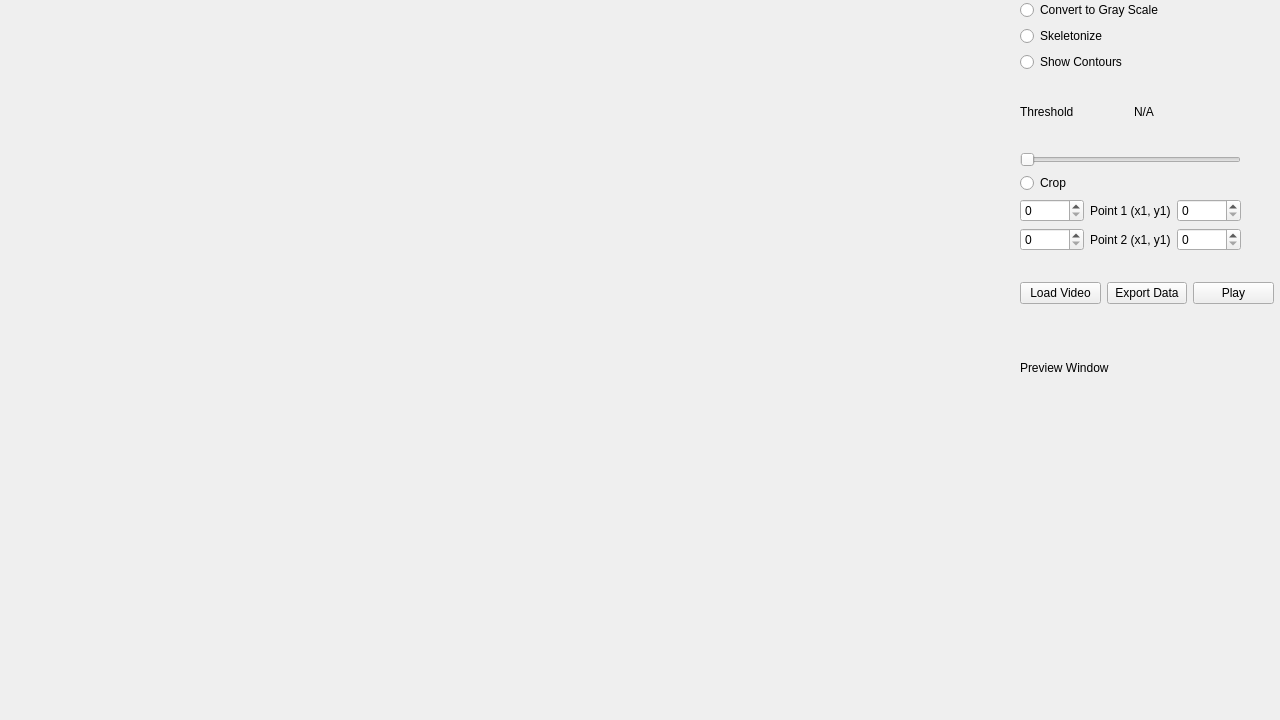
Above: form.ui from prajwaltr93/Image-Processing-Util before the change. Below: the same form after it.
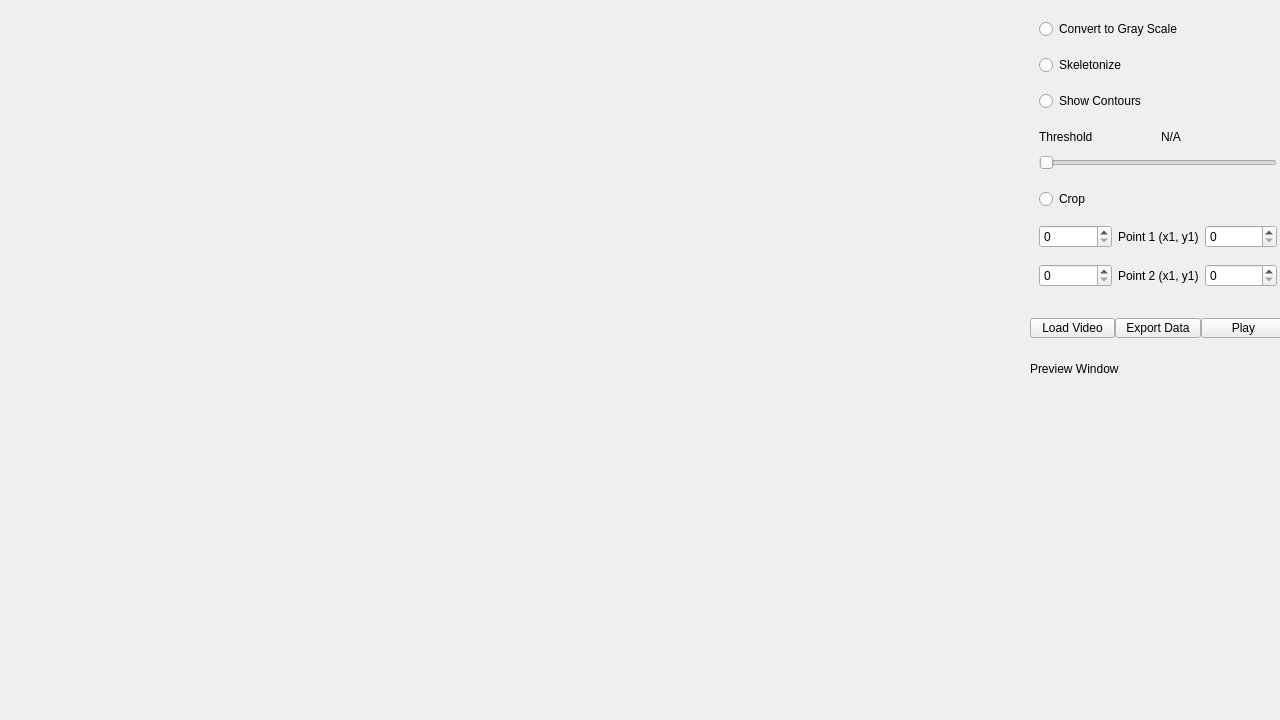
That is the form after the change.

Commit message: add: organized the layout a bit

```diff
--- a/form.ui
+++ b/form.ui
@@ -13,15 +13,31 @@
   <property name="windowTitle">
    <string>MainWindow</string>
   </property>
+  <widget class="QLabel" name="videoFrame">
+   <property name="geometry">
+    <rect>
+     <x>10</x>
+     <y>0</y>
+     <width>1011</width>
+     <height>711</height>
+    </rect>
+   </property>
+   <property name="text">
+    <string/>
+   </property>
+  </widget>
+  <widget class="QWidget" name="layoutWidget">
+   <property name="geometry">
+    <rect>
+     <x>1030</x>
+     <y>0</y>
+     <width>256</width>
+     <height>711</height>
+    </rect>
+   </property>
+   <layout class="QVBoxLayout" name="verticalLayout_3">
+    <item>
   <widget class="QWidget" name="widget_2" native="true">
-   <property name="geometry">
-    <rect>
-     <x>1020</x>
-     <y>0</y>
-     <width>221</width>
-     <height>251</height>
-    </rect>
-   </property>
    <layout class="QVBoxLayout" name="verticalLayout_2">
     <item>
      <widget class="QRadioButton" name="convertGrayScale">
@@ -50,6 +66,12 @@
        <layout class="QHBoxLayout" name="horizontalLayout">
         <item>
          <widget class="QLabel" name="label">
+             <property name="maximumSize">
+              <size>
+               <width>16777215</width>
+               <height>20</height>
+              </size>
+             </property>
           <property name="text">
            <string>Threshold</string>
           </property>
@@ -57,6 +79,12 @@
         </item>
         <item>
          <widget class="QLabel" name="label_2">
+             <property name="maximumSize">
+              <size>
+               <width>16777215</width>
+               <height>20</height>
+              </size>
+             </property>
           <property name="text">
            <string>N/A</string>
           </property>
@@ -66,6 +94,12 @@
       </item>
       <item>
        <widget class="QSlider" name="horizontalSlider">
+           <property name="maximumSize">
+            <size>
+             <width>16777215</width>
+             <height>20</height>
+            </size>
+           </property>
         <property name="orientation">
          <enum>Qt::Horizontal</enum>
         </property>
@@ -116,31 +150,20 @@
     </item>
    </layout>
   </widget>
-  <widget class="QLabel" name="videoFrame">
-   <property name="geometry">
-    <rect>
-     <x>10</x>
-     <y>0</y>
-     <width>1000</width>
-     <height>650</height>
-    </rect>
-   </property>
-   <property name="text">
-    <string/>
-   </property>
-  </widget>
-  <widget class="QWidget" name="layoutWidget">
-   <property name="geometry">
-    <rect>
-     <x>1020</x>
-     <y>280</y>
-     <width>254</width>
-     <height>26</height>
-    </rect>
-   </property>
+    </item>
+    <item>
    <layout class="QHBoxLayout" name="horizontalLayout_2">
+      <property name="spacing">
+       <number>0</number>
+      </property>
     <item>
      <widget class="QPushButton" name="loadVideo">
+        <property name="maximumSize">
+         <size>
+          <width>16777215</width>
+          <height>20</height>
+         </size>
+        </property>
       <property name="text">
        <string>Load Video</string>
       </property>
@@ -148,6 +171,12 @@
     </item>
     <item>
      <widget class="QPushButton" name="exportVideo">
+        <property name="maximumSize">
+         <size>
+          <width>16777215</width>
+          <height>20</height>
+         </size>
+        </property>
       <property name="text">
        <string>Export Data</string>
       </property>
@@ -155,38 +184,46 @@
     </item>
     <item>
      <widget class="QPushButton" name="playPause">
+        <property name="maximumSize">
+         <size>
+          <width>16777215</width>
+          <height>20</height>
+         </size>
+        </property>
       <property name="text">
        <string>Play</string>
       </property>
      </widget>
     </item>
    </layout>
-  </widget>
-  <widget class="QLabel" name="previewWindow">
-   <property name="geometry">
-    <rect>
-     <x>1020</x>
-     <y>390</y>
-     <width>251</width>
-     <height>181</height>
-    </rect>
-   </property>
-   <property name="text">
-    <string/>
-   </property>
-  </widget>
+    </item>
+    <item>
   <widget class="QLabel" name="previewWindowText">
-   <property name="geometry">
-    <rect>
-     <x>1020</x>
-     <y>360</y>
-     <width>121</width>
-     <height>16</height>
-    </rect>
+      <property name="maximumSize">
+       <size>
+        <width>16777215</width>
+        <height>50</height>
+       </size>
    </property>
    <property name="text">
     <string>Preview Window</string>
    </property>
+     </widget>
+    </item>
+    <item>
+     <widget class="QLabel" name="previewWindow">
+      <property name="maximumSize">
+       <size>
+        <width>16777215</width>
+        <height>400</height>
+       </size>
+      </property>
+      <property name="text">
+       <string/>
+      </property>
+     </widget>
+    </item>
+   </layout>
   </widget>
  </widget>
  <resources/>
```
Left out of the diff: 8 changed lines with no effect on the pictures. Lines whose indentation alone changed are shown as unchanged. The commit also changes 1 other file.
